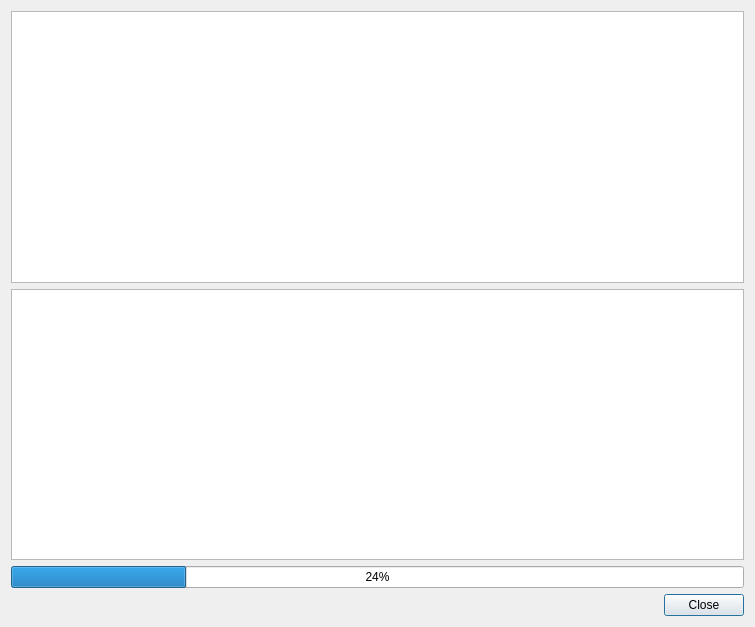
gitter-badger/qgis-GeoDanmarkCheck, file GeoDanmarkChecker/ui/progressdialog.ui: the form before one commit.
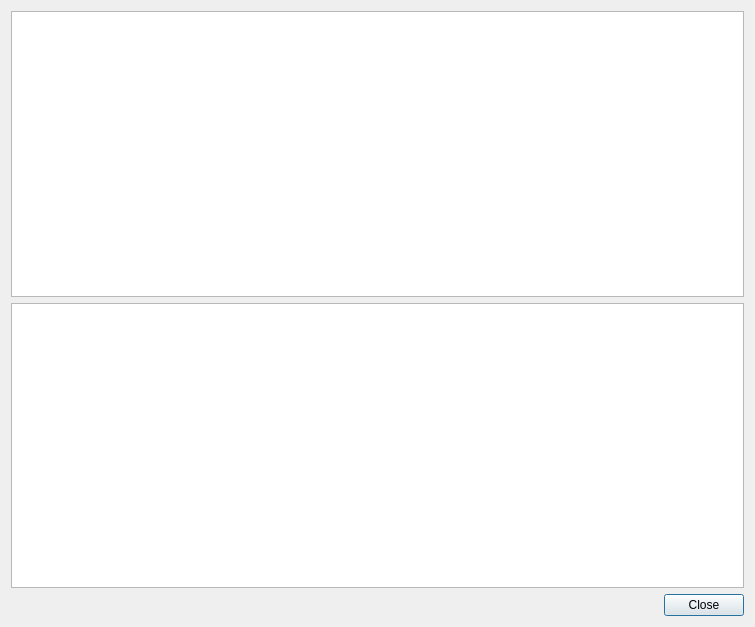
The form after the commit.

Commit message:
ProgressBar and incidentcount per rule
#41 #31

Diff of the .ui file:
```diff
--- a/GeoDanmarkChecker/ui/progressdialog.ui
+++ b/GeoDanmarkChecker/ui/progressdialog.ui
@@ -33,13 +33,6 @@
      </property>
     </widget>
    </item>
-   <item>
-    <widget class="QProgressBar" name="progress_bar">
-     <property name="value">
-      <number>24</number>
-     </property>
-    </widget>
-   </item>
    <item>
     <widget class="QDialogButtonBox" name="buttonBox">
      <property name="orientation">
```
The commit also changes 3 other files.
